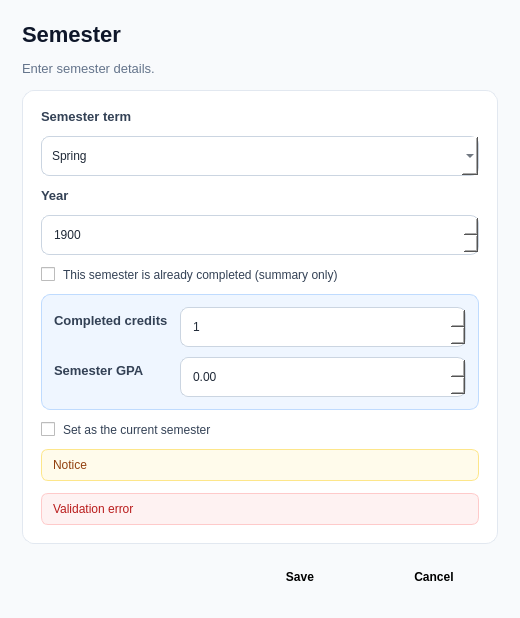
Before: the Qt Designer form semestereditordialog.ui in GeoReaidy/SemesterTracker, drawn with Qt 5.
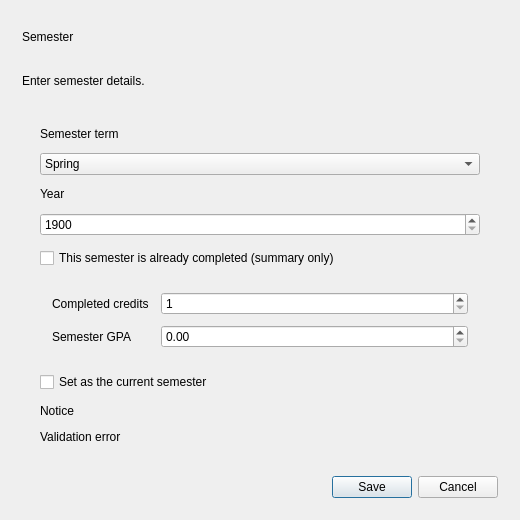
After: the same form once the commit is applied.

Commit message: Prepare Semester Tracker v1.2.0

```diff
--- a/semestereditordialog.ui
+++ b/semestereditordialog.ui
@@ -22,102 +22,6 @@
   <property name="modal">
    <bool>true</bool>
   </property>
-  <property name="styleSheet">
-   <string notr="true">QDialog#SemesterEditorDialog {
-    background-color: #f8fafc;
-}
-QFrame#contentCard {
-    background-color: #ffffff;
-    border: 1px solid #e2e8f0;
-    border-radius: 12px;
-}
-QLabel#dialogTitleLabel {
-    color: #0f172a;
-    font-size: 22px;
-    font-weight: 700;
-}
-QLabel#dialogSubtitleLabel {
-    color: #64748b;
-    font-size: 13px;
-}
-QLabel#termLabel,
-QLabel#yearLabel,
-QLabel#completedCreditsLabel,
-QLabel#semesterGpaLabel {
-    color: #334155;
-    font-size: 13px;
-    font-weight: 600;
-}
-QComboBox,
-QSpinBox,
-QDoubleSpinBox {
-    min-height: 38px;
-    padding: 0 10px;
-    border: 1px solid #cbd5e1;
-    border-radius: 8px;
-    background-color: #ffffff;
-    color: #1f2937;
-}
-QComboBox:focus,
-QSpinBox:focus,
-QDoubleSpinBox:focus {
-    border-color: #2563eb;
-}
-QComboBox QAbstractItemView {
-    background-color: #ffffff;
-    color: #1f2937;
-    selection-background-color: #dbeafe;
-    selection-color: #1f2937;
-    border: 1px solid #cbd5e1;
-    outline: none;
-}
-QCheckBox {
-    color: #334155;
-    spacing: 8px;
-}
-QCheckBox:disabled {
-    color: #94a3b8;
-}
-QFrame#completedFieldsFrame {
-    background-color: #eff6ff;
-    border: 1px solid #bfdbfe;
-    border-radius: 9px;
-}
-QLabel#conversionNoticeLabel {
-    color: #92400e;
-    background-color: #fffbeb;
-    border: 1px solid #fde68a;
-    border-radius: 7px;
-    padding: 8px;
-}
-QLabel#validationLabel {
-    color: #b91c1c;
-    background-color: #fef2f2;
-    border: 1px solid #fecaca;
-    border-radius: 7px;
-    padding: 8px;
-}
-QDialogButtonBox QPushButton {
-    min-width: 96px;
-    min-height: 38px;
-    padding: 0 16px;
-    border-radius: 8px;
-    font-weight: 600;
-}
-QDialogButtonBox QPushButton[text="Save"] {
-    background-color: #2563eb;
-    color: #ffffff;
-    border: none;
-}
-QDialogButtonBox QPushButton[text="Save"]:hover {
-    background-color: #1d4ed8;
-}
-QDialogButtonBox QPushButton[text="Cancel"] {
-    background-color: #ffffff;
-    color: #334155;
-    border: 1px solid #cbd5e1;
-}</string>
-  </property>
   <layout class="QVBoxLayout" name="mainLayout">
    <property name="leftMargin">
     <number>22</number>
```
Left out of the diff: 6 changed lines with no effect on the pictures. The commit also changes 100 other files.
